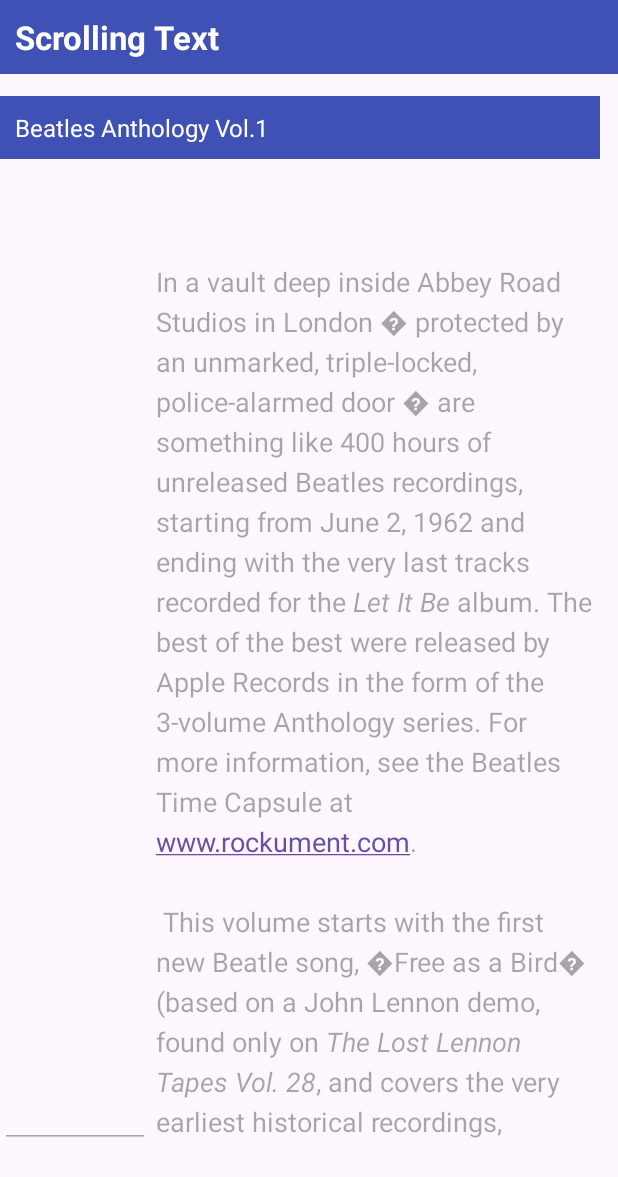
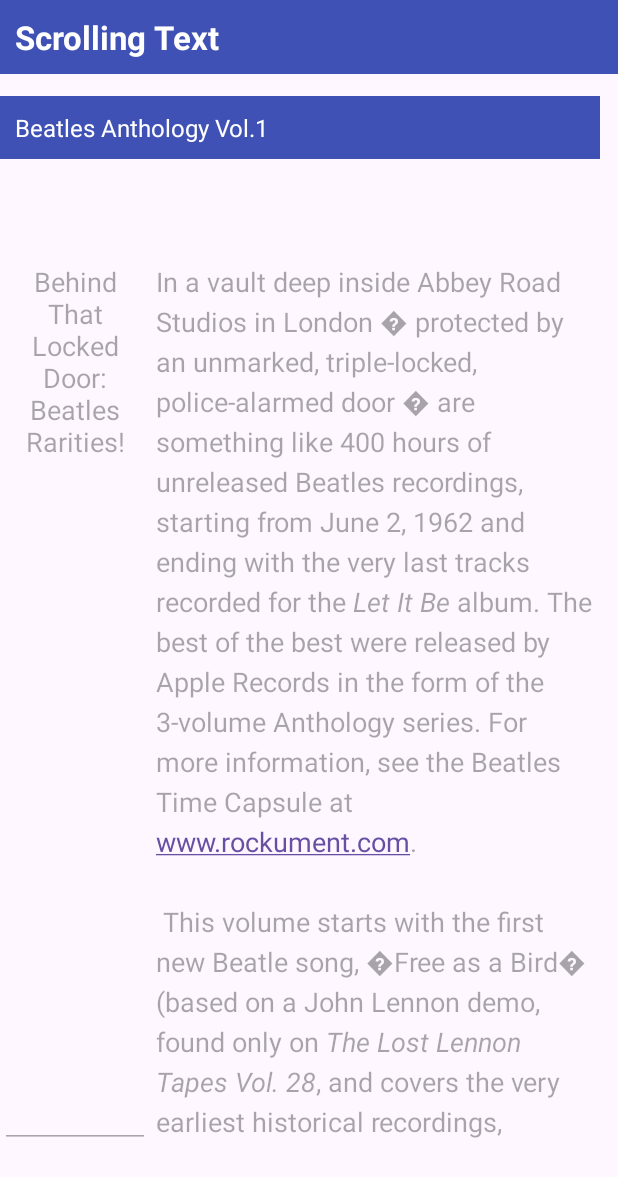
Before and after one commit to JesusFresnedaF/Entrega13_ScrollText, an Android app: the screen it shows after launch (MainActivity), on a phone screen of 412 x 824 dp. Shown: the top 1177 px of the screen. Run offline under Robolectric (Android 15) with nearby library versions, the phone set to English and light mode, and no system bars.

Commit message:
Scroll text cambios

```diff
--- a/app/src/main/java/com/example/texto/MainActivity.java
+++ b/app/src/main/java/com/example/texto/MainActivity.java
@@ -25,11 +25,11 @@ import android.widget.EditText;
             @Override
             public void onClick(View v) {
                 if(addComment.getText().equals("Add Comment")){
-                    commentTxt.setEnabled(true);
+                    article.setEnabled(true);
                     addComment.setText("Save Comment");
                 }
                 else if(addComment.getText().equals("Save Comment")){
-                    commentTxt.setEnabled(false);
+                    article.setEnabled(false);
                     addComment.setText("Add Comment");
                 }
             }
--- a/app/src/main/res/layout/activity_main.xml
+++ b/app/src/main/res/layout/activity_main.xml
@@ -26,7 +26,7 @@
         android:layout_below="@id/article_heading"
         android:background="@color/colorPrimary"
         android:padding="10dp"
-        android:text="@string/article_subtitle"
+        android:text="@string/article_title"
         android:textAppearance="@android:style/TextAppearance"
         android:textColor="@android:color/white"
         app:layout_constraintBottom_toBottomOf="parent"
@@ -48,9 +48,9 @@
             android:id="@+id/comment"
             android:layout_width="100dp"
             android:layout_height="match_parent"
-            android:autoLink="web"
-            android:lineSpacingExtra="5sp"
-            android:text=""/>
+            android:text="@string/article_subtitle"
+            android:textAlignment="center"
+            android:gravity="top"/>
 
         <ScrollView
             android:id="@+id/scrollView2"
--- a/app/src/main/res/values/strings.xml
+++ b/app/src/main/res/values/strings.xml
@@ -1,6 +1,7 @@
 <resources>
     <string name="app_name">Texto</string>
-    <string name="article_subtitle">Beatles Anthology Vol.1</string>
+    <string name="article_title">Beatles Anthology Vol.1</string>
+    <string name="article_subtitle">Behind That Locked Door: Beatles Rarities!</string>
     <string name="article_text">In a vault deep inside Abbey Road Studios in London � protected by an unmarked, triple-locked, police-alarmed door � are something like 400 hours of unreleased Beatles recordings, starting from June 2, 1962 and ending with the very last tracks recorded for the <i>Let It Be</i> album. The best of the best were released by Apple Records in the form of the 3-volume Anthology series.
         For more information, see the Beatles Time Capsule at www.rockument.com.
 \n\n
```
